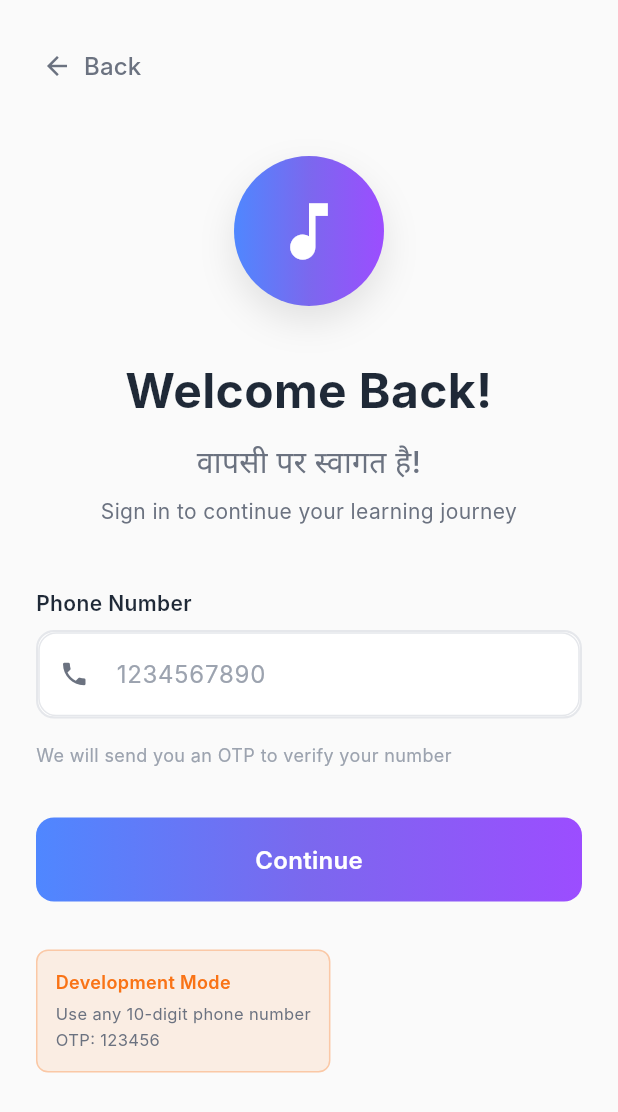
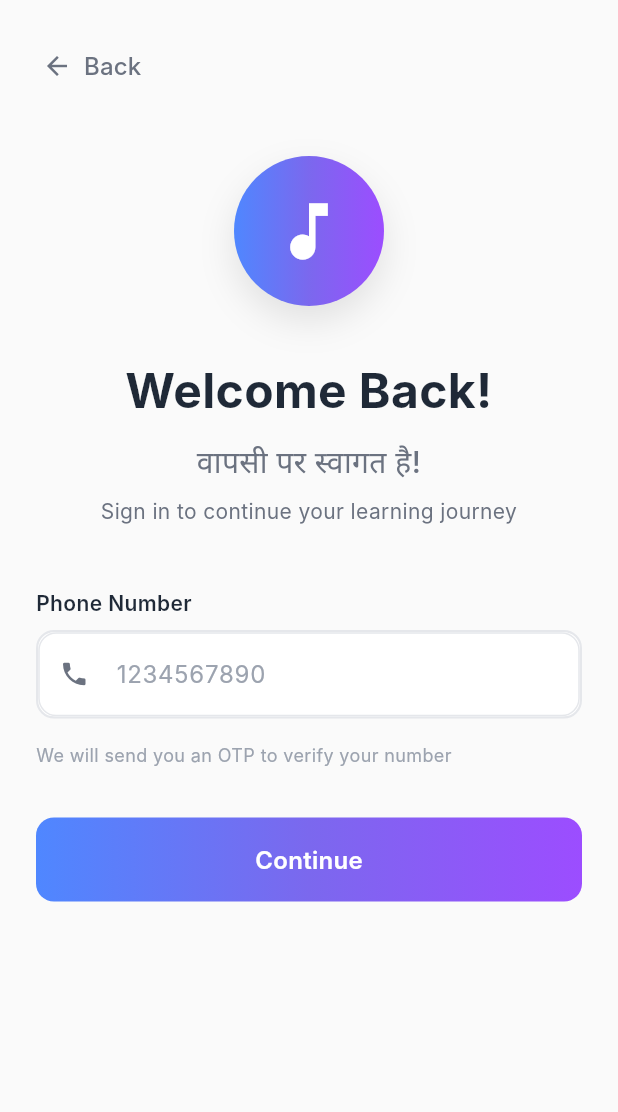
Before and after one commit to sharp119/vidyaras, a Flutter app: the PhoneAuthScreen screen opened by its route, on a phone screen of 412 x 824 dp. Shown: the top 1112 px of the screen. Run offline on Flutter 3.47's test engine with Material 3 defaults, Android fonts, the phone set to English and light mode, and no system bars; our stand-ins replace cached_network_image, equatable, flutter_riverpod, fpdart, freezed_annotation, go_router and 4 more; missing offline and left inert: sendotp_flutter_sdk; accounts and stored records are empty; generated files the repository leaves out were written again; Roboto replaces fonts that are missing (Inter).

Commit message:
removed demo message

```diff
--- a/vidyaras_app/lib/src/features/auth/1_presentation/screens/phone_auth_screen.dart
+++ b/vidyaras_app/lib/src/features/auth/1_presentation/screens/phone_auth_screen.dart
@@ -173,40 +173,6 @@ class _PhoneAuthScreenState extends ConsumerState<PhoneAuthScreen> {
                   label: 'Continue',
                   isLoading: isLoading,
                 ),
-                const SizedBox(height: 32),
-
-                // Development note
-                Container(
-                  padding: const EdgeInsets.all(12),
-                  decoration: BoxDecoration(
-                    color: AppColors.accent.withValues(alpha: 0.1),
-                    borderRadius: BorderRadius.circular(8),
-                    border: Border.all(
-                      color: AppColors.accent.withValues(alpha: 0.3),
-                    ),
-                  ),
-                  child: const Column(
-                    crossAxisAlignment: CrossAxisAlignment.start,
-                    children: [
-                      Text(
-                        'Development Mode',
-                        style: TextStyle(
-                          fontSize: 12,
-                          fontWeight: FontWeight.w600,
-                          color: AppColors.accent,
-                        ),
-                      ),
-                      SizedBox(height: 4),
-                      Text(
-                        'Use any 10-digit phone number\nOTP: 123456',
-                        style: TextStyle(
-                          fontSize: 11,
-                          color: AppColors.textSecondary,
-                        ),
-                      ),
-                    ],
-                  ),
-                ),
               ],
             ),
           ),
```
Also changed, not shown: vidyaras_app/lib/src/features/auth/1_presentation/screens/otp_verification_screen.dart (+0 -34 lines), 1 other file.
